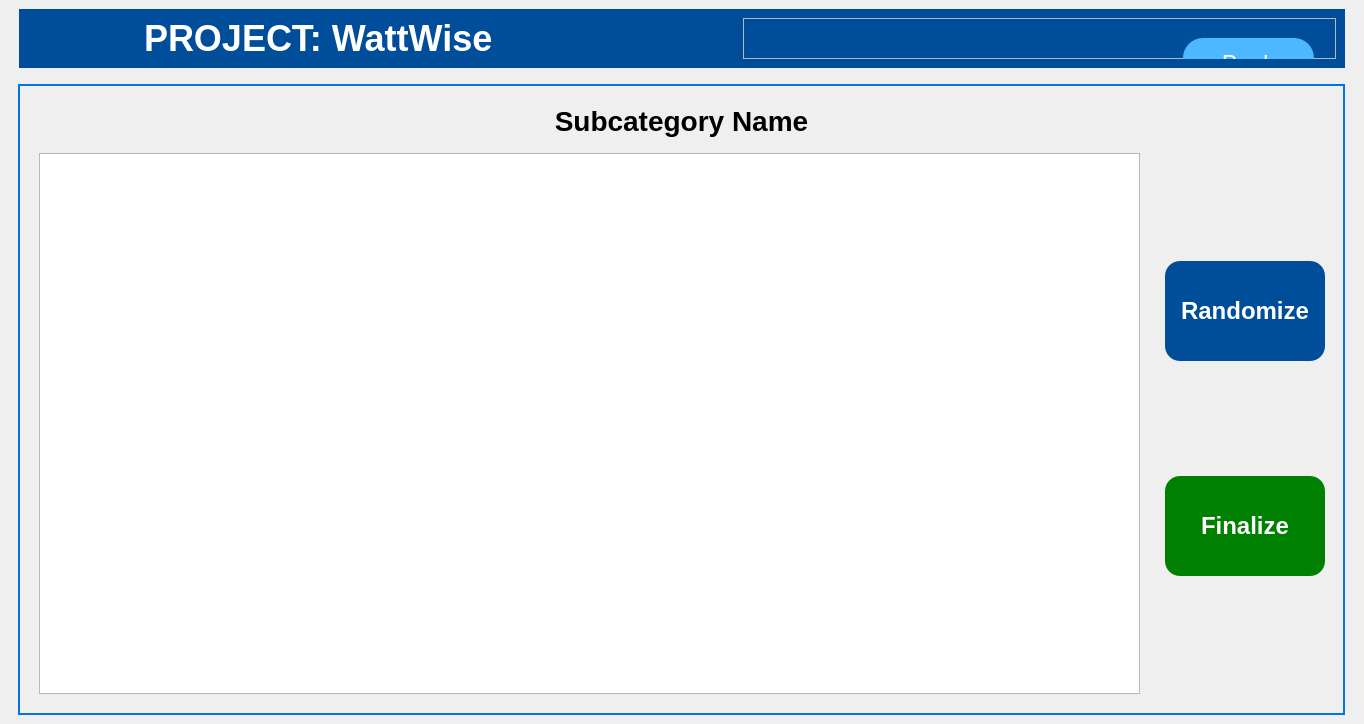
The window that app/resources/ui/randomize.ui (emmarcaber/WattWise) describes before a commit, drawn with Qt 5.
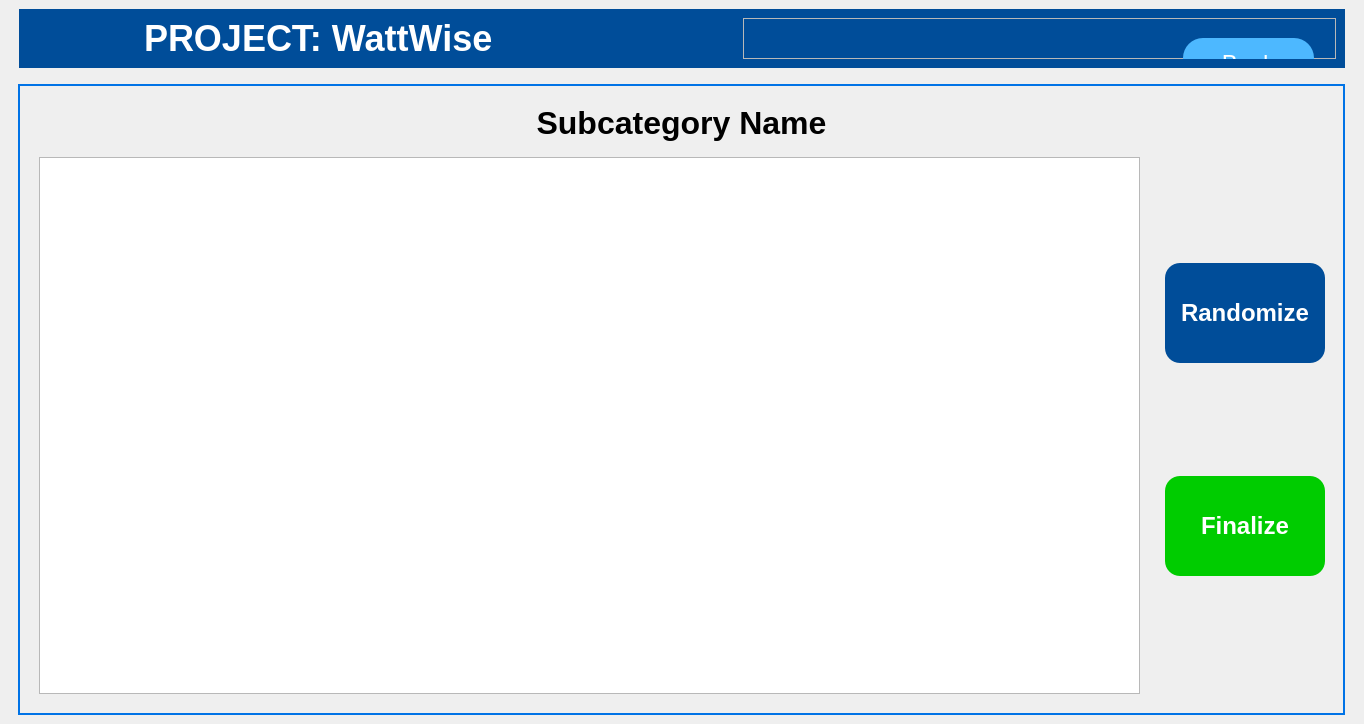
The same window after the commit. Icons and pictures are not drawn.

Commit message: feat: enable randomization of questions in ui

```diff
--- a/app/resources/ui/randomize.ui
+++ b/app/resources/ui/randomize.ui
@@ -63,22 +63,22 @@
 	margin-bottom: 10px;
 }
 
+#mainFrame #btnFinalize {
+	background-color: #00CC00;
+}
+
+#mainFrame #btnFinalize:hover {
+	background-color: #00FF00;
+}
+
 #mainFrame QPushButton:hover {
 	background-color: #0067CC;
 }
 
-#mainFrame #btnPrint {
-	background-color: green;
-}
-
-#menuFrame #btnPrint:hover {
-	background-color: #398416;
-}
 
 #labelSubcategory {
-	font-size: 28px;
+	font-size: 32px;
 	font-weight: bold;
-	font-family: Arial;
 	margin-bottom: 10px;
 }
 
@@ -230,7 +230,7 @@
            </widget>
           </item>
           <item row="1" column="0">
-           <widget class="QPushButton" name="btnPrint">
+           <widget class="QPushButton" name="btnFinalize">
             <property name="cursor">
              <cursorShape>PointingHandCursor</cursorShape>
             </property>
@@ -275,6 +275,9 @@
          <property name="cursor" stdset="0">
           <cursorShape>IBeamCursor</cursorShape>
          </property>
+         <property name="readOnly">
+          <bool>true</bool>
+         </property>
         </widget>
        </item>
       </layout>
```
The commit also changes 3 other files.
